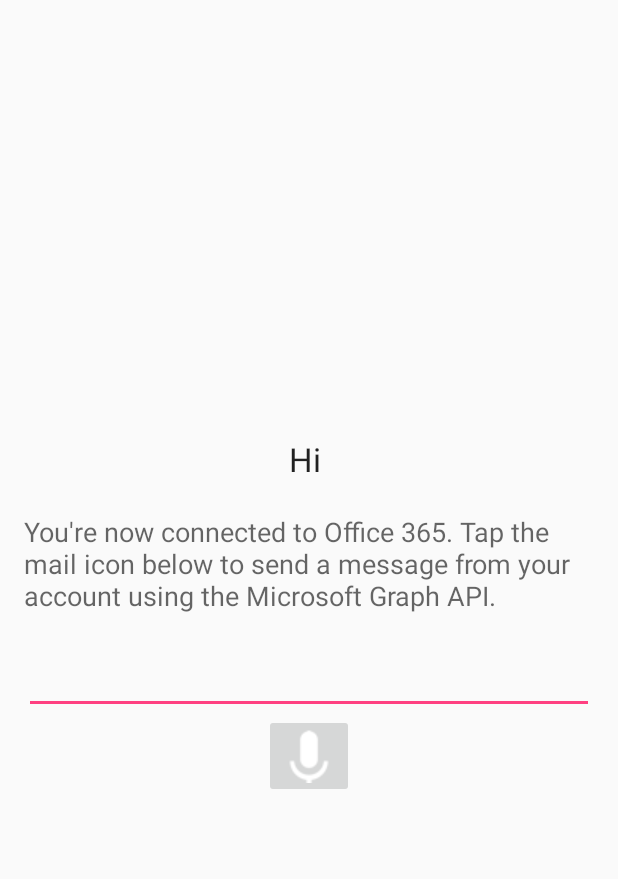
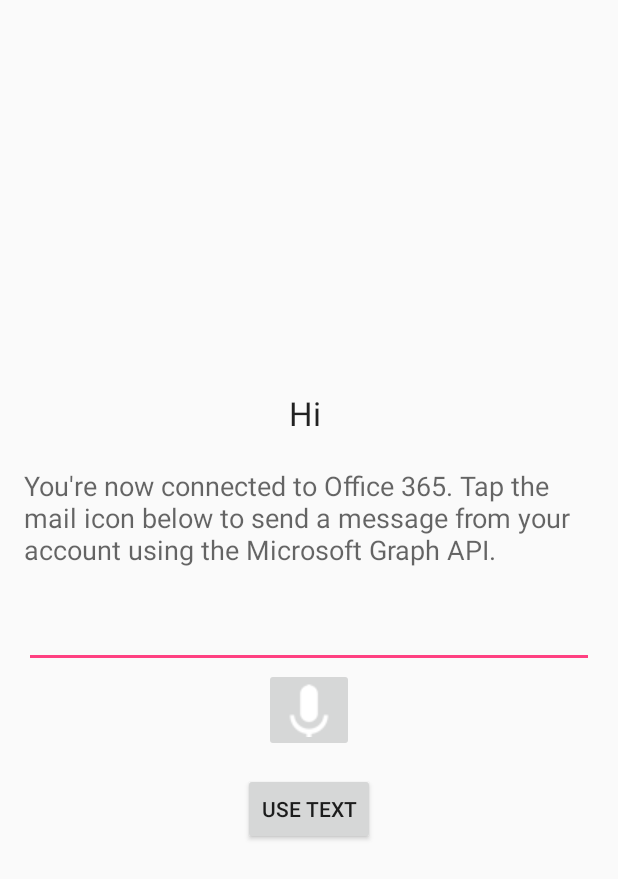
Before and after one commit to osvc96/DflowApp, an Android app: the layout activity_send_mail.xml on its own in the app's theme, with its tools: preview values and no code run, on a phone screen of 412 x 824 dp. Shown: the top 879 px of the screen. Run offline under Robolectric (Android 15) with nearby library versions, the phone set to English and light mode, and no system bars.

Commit message:
added voice input for email function

```diff
--- a/app/src/main/res/layout/activity_send_mail.xml
+++ b/app/src/main/res/layout/activity_send_mail.xml
@@ -45,7 +45,7 @@
         android:layout_height="wrap_content"
         android:layout_below="@+id/emailEditText"
         android:layout_centerHorizontal="true"
-        android:onClick="onVoiceButtonClick"
+        android:onClick="voiceRequestClick"
         android:src="@drawable/voice_icon"
         android:visibility="visible" />
 
@@ -68,6 +68,16 @@
         android:text="@string/conclusion_text"
         android:textAppearance="?android:attr/textAppearanceMedium"
         android:visibility="gone" />
+
+    <Button
+        android:id="@+id/textButton"
+        android:layout_width="wrap_content"
+        android:layout_height="wrap_content"
+        android:layout_below="@+id/voiceButton"
+        android:layout_centerHorizontal="true"
+        android:layout_marginTop="14dp"
+        android:onClick="onVoiceButtonClick"
+        android:text="Use Text" />
 
 </RelativeLayout>
 
--- a/app/src/main/res/values/strings.xml
+++ b/app/src/main/res/values/strings.xml
@@ -26,7 +26,7 @@
     <string name="send_mail_toast_text_error">Error sending email\nCheck logcat for details</string>
     <string name="warning_clientid_redirecturi_incorrect">The client ID or redirect URI is not valid. Enter a valid client ID and redirect URI in the Constants.java file and run again</string>
 
-    <string name="destination">juan.guerrero@avantica.net</string>
+    <string name="destination">oscar.vega@avantica.net</string>
 
     <!-- Email text -->
     <string name="mail_subject_text">Welcome to Microsoft Graph development on Android with the Connect sample</string>
```
Also changed, not shown: app/src/main/java/com/example/oscar/dflowapp/SendMailActivity.java (+38 -7 lines).
